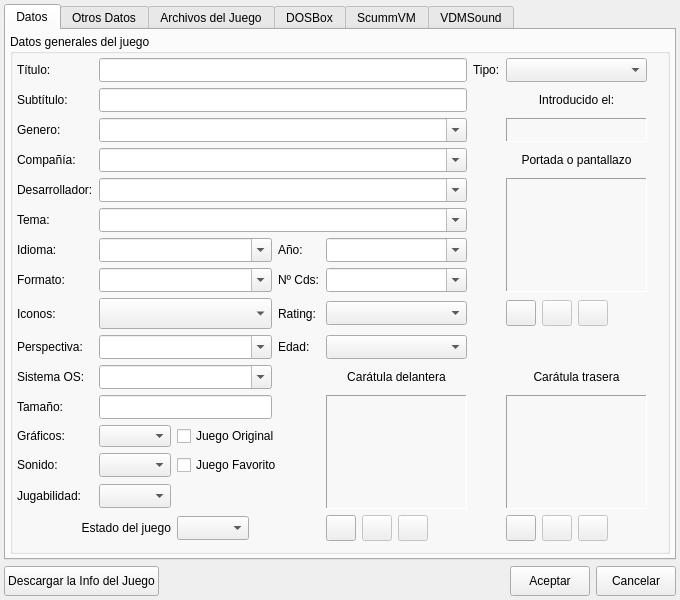
First picture: the form in ui/addedit_juego.ui, repository Monthy/gr-lida, before the edit.
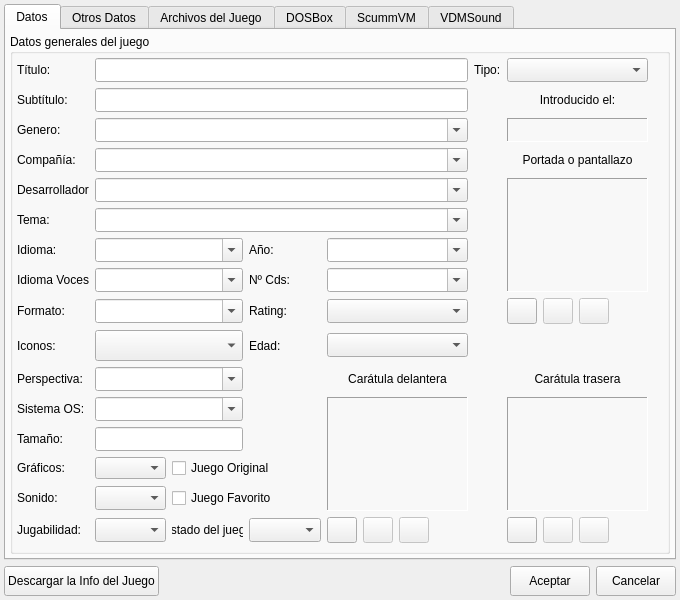
Second picture: the form after the edit. Icons and pictures are not drawn. Custom widgets are drawn as their Qt base class.

Commit message: Añadida la opción para la información del juego "Idioma Voces".

Diff of the .ui file:
```diff
--- a/ui/addedit_juego.ui
+++ b/ui/addedit_juego.ui
@@ -314,26 +314,6 @@
               </property>
              </widget>
             </item>
-            <item row="7" column="0">
-             <widget class="QLabel" name="lb_Datos_8">
-              <property name="text">
-               <string>Formato:</string>
-              </property>
-             </widget>
-            </item>
-            <item row="7" column="1" colspan="3">
-             <widget class="QComboBox" name="cbxDatos_Formato">
-              <property name="minimumSize">
-               <size>
-                <width>0</width>
-                <height>24</height>
-               </size>
-              </property>
-              <property name="editable">
-               <bool>true</bool>
-              </property>
-             </widget>
-            </item>
             <item row="7" column="4">
              <widget class="QLabel" name="lb_Datos_10">
               <property name="text">
@@ -354,29 +334,6 @@
               </property>
              </widget>
             </item>
-            <item row="8" column="0">
-             <widget class="QLabel" name="lb_Datos_11">
-              <property name="text">
-               <string>Iconos:</string>
-              </property>
-             </widget>
-            </item>
-            <item row="8" column="1" colspan="3">
-             <widget class="QComboBox" name="cbxDatos_Icono">
-              <property name="minimumSize">
-               <size>
-                <width>0</width>
-                <height>31</height>
-               </size>
-              </property>
-              <property name="iconSize">
-               <size>
-                <width>24</width>
-                <height>24</height>
-               </size>
-              </property>
-             </widget>
-            </item>
             <item row="8" column="4">
              <widget class="QLabel" name="lb_Datos_29">
               <property name="text">
@@ -442,120 +399,6 @@
               </property>
              </widget>
             </item>
-            <item row="10" column="0">
-             <widget class="QLabel" name="lb_Datos_12">
-              <property name="text">
-               <string>Sistema OS:</string>
-              </property>
-             </widget>
-            </item>
-            <item row="10" column="1" colspan="3">
-             <widget class="QComboBox" name="cbxDatos_SistemaOp">
-              <property name="minimumSize">
-               <size>
-                <width>0</width>
-                <height>24</height>
-               </size>
-              </property>
-              <property name="editable">
-               <bool>true</bool>
-              </property>
-             </widget>
-            </item>
-            <item row="11" column="0">
-             <widget class="QLabel" name="lb_Datos_13">
-              <property name="text">
-               <string>Tamaño:</string>
-              </property>
-             </widget>
-            </item>
-            <item row="11" column="1" colspan="3">
-             <widget class="QLineEdit" name="txtDatos_Tamano">
-              <property name="minimumSize">
-               <size>
-                <width>0</width>
-                <height>24</height>
-               </size>
-              </property>
-             </widget>
-            </item>
-            <item row="12" column="0">
-             <widget class="QLabel" name="lb_Datos_14">
-              <property name="text">
-               <string>Gráficos:</string>
-              </property>
-             </widget>
-            </item>
-            <item row="12" column="1">
-             <widget class="QComboBox" name="cbxDatos_Graficos">
-              <property name="maximumSize">
-               <size>
-                <width>80</width>
-                <height>16777215</height>
-               </size>
-              </property>
-             </widget>
-            </item>
-            <item row="12" column="2" colspan="3">
-             <widget class="QCheckBox" name="chkDatos_Original">
-              <property name="text">
-               <string>Juego Original</string>
-              </property>
-             </widget>
-            </item>
-            <item row="13" column="0">
-             <widget class="QLabel" name="lb_Datos_15">
-              <property name="text">
-               <string>Sonido:</string>
-              </property>
-             </widget>
-            </item>
-            <item row="13" column="1">
-             <widget class="QComboBox" name="cbxDatos_Sonido">
-              <property name="minimumSize">
-               <size>
-                <width>0</width>
-                <height>24</height>
-               </size>
-              </property>
-              <property name="maximumSize">
-               <size>
-                <width>80</width>
-                <height>16777215</height>
-               </size>
-              </property>
-             </widget>
-            </item>
-            <item row="13" column="2" colspan="3">
-             <widget class="QCheckBox" name="chkDatos_Favorito">
-              <property name="text">
-               <string>Juego Favorito</string>
-              </property>
-             </widget>
-            </item>
-            <item row="14" column="0">
-             <widget class="QLabel" name="lb_Datos_16">
-              <property name="text">
-               <string>Jugabilidad:</string>
-              </property>
-             </widget>
-            </item>
-            <item row="14" column="1">
-             <widget class="QComboBox" name="cbxDatos_Jugabilidad">
-              <property name="minimumSize">
-               <size>
-                <width>0</width>
-                <height>24</height>
-               </size>
-              </property>
-              <property name="maximumSize">
-               <size>
-                <width>80</width>
-                <height>16777215</height>
-               </size>
-              </property>
-             </widget>
-            </item>
             <item row="10" column="5" colspan="4">
              <widget class="QLabel" name="lb_Datos_21">
               <property name="sizePolicy">
@@ -706,29 +549,6 @@
               </property>
              </widget>
             </item>
-            <item row="15" column="0" colspan="2">
-             <widget class="QLabel" name="lb_Datos_17">
-              <property name="text">
-               <string>Estado del juego</string>
-              </property>
-              <property name="alignment">
-               <set>Qt::AlignRight|Qt::AlignTrailing|Qt::AlignVCenter</set>
-              </property>
-             </widget>
-            </item>
-            <item row="15" column="2">
-             <widget class="QComboBox" name="cbxDatos_Estado">
-              <property name="minimumSize">
-               <size>
-                <width>0</width>
-                <height>24</height>
-               </size>
-              </property>
-              <property name="editable">
-               <bool>false</bool>
-              </property>
-             </widget>
-            </item>
             <item row="15" column="7">
              <widget class="QToolButton" name="btnImgEliminar_CoverFront">
               <property name="enabled">
@@ -763,26 +583,6 @@
               </property>
              </widget>
             </item>
-            <item row="9" column="0">
-             <widget class="QLabel" name="lb_Datos_33">
-              <property name="text">
-               <string>Perspectiva:</string>
-              </property>
-             </widget>
-            </item>
-            <item row="9" column="1" colspan="3">
-             <widget class="QComboBox" name="cbxDatos_Perspectiva">
-              <property name="minimumSize">
-               <size>
-                <width>0</width>
-                <height>24</height>
-               </size>
-              </property>
-              <property name="editable">
-               <bool>true</bool>
-              </property>
-             </widget>
-            </item>
             <item row="9" column="4">
              <widget class="QLabel" name="lb_Datos_34">
               <property name="text">
@@ -800,6 +600,226 @@
               </property>
              </widget>
             </item>
+            <item row="15" column="1">
+             <widget class="QComboBox" name="cbxDatos_Jugabilidad">
+              <property name="minimumSize">
+               <size>
+                <width>0</width>
+                <height>24</height>
+               </size>
+              </property>
+              <property name="maximumSize">
+               <size>
+                <width>80</width>
+                <height>16777215</height>
+               </size>
+              </property>
+             </widget>
+            </item>
+            <item row="15" column="0">
+             <widget class="QLabel" name="lb_Datos_16">
+              <property name="text">
+               <string>Jugabilidad:</string>
+              </property>
+             </widget>
+            </item>
+            <item row="14" column="0">
+             <widget class="QLabel" name="lb_Datos_15">
+              <property name="text">
+               <string>Sonido:</string>
+              </property>
+             </widget>
+            </item>
+            <item row="14" column="1">
+             <widget class="QComboBox" name="cbxDatos_Sonido">
+              <property name="minimumSize">
+               <size>
+                <width>0</width>
+                <height>24</height>
+               </size>
+              </property>
+              <property name="maximumSize">
+               <size>
+                <width>80</width>
+                <height>16777215</height>
+               </size>
+              </property>
+             </widget>
+            </item>
+            <item row="13" column="1">
+             <widget class="QComboBox" name="cbxDatos_Graficos">
+              <property name="maximumSize">
+               <size>
+                <width>80</width>
+                <height>16777215</height>
+               </size>
+              </property>
+             </widget>
+            </item>
+            <item row="13" column="0">
+             <widget class="QLabel" name="lb_Datos_14">
+              <property name="text">
+               <string>Gráficos:</string>
+              </property>
+             </widget>
+            </item>
+            <item row="15" column="4">
+             <widget class="QComboBox" name="cbxDatos_Estado">
+              <property name="minimumSize">
+               <size>
+                <width>0</width>
+                <height>24</height>
+               </size>
+              </property>
+              <property name="editable">
+               <bool>false</bool>
+              </property>
+             </widget>
+            </item>
+            <item row="15" column="2" colspan="2">
+             <widget class="QLabel" name="lb_Datos_17">
+              <property name="text">
+               <string>Estado del juego</string>
+              </property>
+              <property name="alignment">
+               <set>Qt::AlignCenter</set>
+              </property>
+             </widget>
+            </item>
+            <item row="14" column="2" colspan="3">
+             <widget class="QCheckBox" name="chkDatos_Favorito">
+              <property name="text">
+               <string>Juego Favorito</string>
+              </property>
+             </widget>
+            </item>
+            <item row="13" column="2" colspan="3">
+             <widget class="QCheckBox" name="chkDatos_Original">
+              <property name="text">
+               <string>Juego Original</string>
+              </property>
+             </widget>
+            </item>
+            <item row="12" column="1" colspan="3">
+             <widget class="QLineEdit" name="txtDatos_Tamano">
+              <property name="minimumSize">
+               <size>
+                <width>0</width>
+                <height>24</height>
+               </size>
+              </property>
+             </widget>
+            </item>
+            <item row="12" column="0">
+             <widget class="QLabel" name="lb_Datos_13">
+              <property name="text">
+               <string>Tamaño:</string>
+              </property>
+             </widget>
+            </item>
+            <item row="11" column="0">
+             <widget class="QLabel" name="lb_Datos_12">
+              <property name="text">
+               <string>Sistema OS:</string>
+              </property>
+             </widget>
+            </item>
+            <item row="10" column="0">
+             <widget class="QLabel" name="lb_Datos_33">
+              <property name="text">
+               <string>Perspectiva:</string>
+              </property>
+             </widget>
+            </item>
+            <item row="11" column="1" colspan="3">
+             <widget class="QComboBox" name="cbxDatos_SistemaOp">
+              <property name="minimumSize">
+               <size>
+                <width>0</width>
+                <height>24</height>
+               </size>
+              </property>
+              <property name="editable">
+               <bool>true</bool>
+              </property>
+             </widget>
+            </item>
+            <item row="10" column="1" colspan="3">
+             <widget class="QComboBox" name="cbxDatos_Perspectiva">
+              <property name="minimumSize">
+               <size>
+                <width>0</width>
+                <height>24</height>
+               </size>
+              </property>
+              <property name="editable">
+               <bool>true</bool>
+              </property>
+             </widget>
+            </item>
+            <item row="9" column="1" colspan="3">
+             <widget class="QComboBox" name="cbxDatos_Icono">
+              <property name="minimumSize">
+               <size>
+                <width>0</width>
+                <height>31</height>
+               </size>
+              </property>
+              <property name="iconSize">
+               <size>
+                <width>24</width>
+                <height>24</height>
+               </size>
+              </property>
+             </widget>
+            </item>
+            <item row="8" column="1" colspan="3">
+             <widget class="QComboBox" name="cbxDatos_Formato">
+              <property name="minimumSize">
+               <size>
+                <width>0</width>
+                <height>24</height>
+               </size>
+              </property>
+              <property name="editable">
+               <bool>true</bool>
+              </property>
+             </widget>
+            </item>
+            <item row="9" column="0">
+             <widget class="QLabel" name="lb_Datos_11">
+              <property name="text">
+               <string>Iconos:</string>
+              </property>
+             </widget>
+            </item>
+            <item row="8" column="0">
+             <widget class="QLabel" name="lb_Datos_8">
+              <property name="text">
+               <string>Formato:</string>
+              </property>
+             </widget>
+            </item>
+            <item row="7" column="1" colspan="3">
+             <widget class="QComboBox" name="cbxDatos_IdiomaVoces">
+              <property name="minimumSize">
+               <size>
+                <width>0</width>
+                <height>24</height>
+               </size>
+              </property>
+              <property name="editable">
+               <bool>true</bool>
+              </property>
+             </widget>
+            </item>
+            <item row="7" column="0">
+             <widget class="QLabel" name="lb_Datos_36">
+              <property name="text">
+               <string>Idioma Voces:</string>
+              </property>
+             </widget>
+            </item>
            </layout>
           </item>
           <item>
```
Left out of the diff: 11 changed lines with no effect on the pictures. The commit also changes 10 other files.
